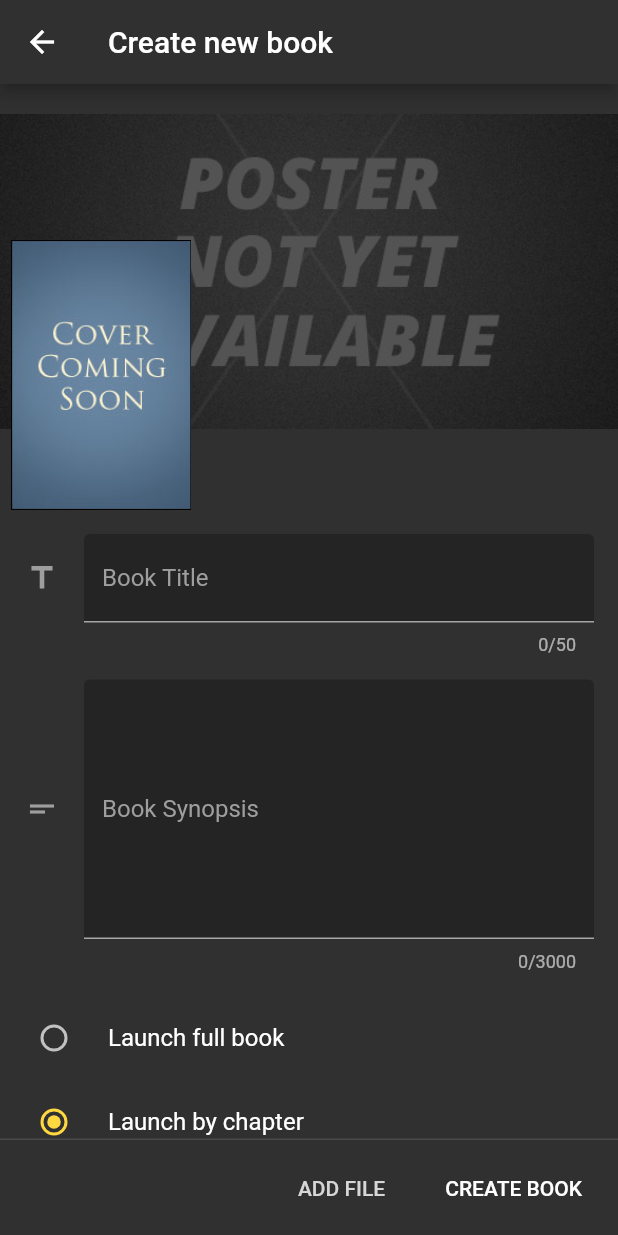
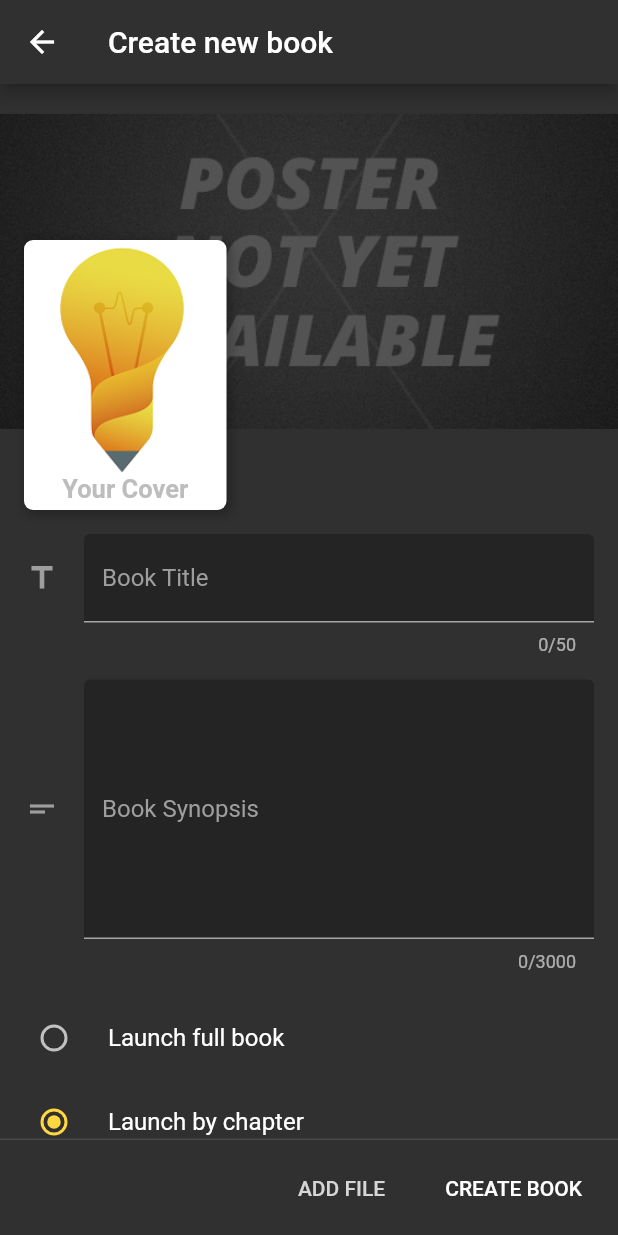
Before and after one commit to AndreHaueisen/Cronicalia_Flutter, a Flutter app: the CreateMyBookScreen screen opened directly, after a tap on "Launch by chapter", after a tap on "CREATE BOOK", on a phone screen of 412 x 824 dp. Run offline on Flutter 3.47's test engine with Material 2 defaults, Android fonts, the light colour scheme and no system bars; our stand-ins replace cloud_firestore, firebase_auth, firebase_core, firebase_storage, flushbar, flutter_native_image and 2 more; missing offline and left inert: documents_picker, flutter_facebook_login, flutter_flux, flutter_twitter_login, validate; accounts and stored records are empty; statements that could not run were skipped.

Commit message:
design changes; bug fixes

```diff
--- a/lib/my_books_screen/create_my_book_screen.dart
+++ b/lib/my_books_screen/create_my_book_screen.dart
@@ -44,7 +44,7 @@ class _CreateMyBookScreenState extends State<CreateMyBookScreen>
   @override
   void dispose() {
     _scrollController.dispose();
-    _filesWidgets?.forEach((BookFileWidget fileWidget){
+    _filesWidgets?.forEach((BookFileWidget fileWidget) {
       fileWidget.cleanUp();
     });
     super.dispose();
@@ -118,7 +118,7 @@ class _CreateMyBookScreenState extends State<CreateMyBookScreen>
             _book.publicationDate = DateTime.now().millisecondsSinceEpoch;
             _book.bookPosition = userStore.user.books.length;
 
-            if (_book.isLaunchedComplete) {
+            if (_book.isSingleFileBook) {
               _book.localFullBookUri = _filesWidgets[0].filePath;
               createCompleteBookAction(_book);
             } else {
@@ -243,7 +243,7 @@ class _CreateMyBookScreenState extends State<CreateMyBookScreen>
   }
 
   bool _validatePeriodicity() {
-    if (_book.isLaunchedComplete) return true;
+    if (_book.isSingleFileBook) return true;
 
     if ((_book.periodicity != null && _book.periodicity != ChapterPeriodicity.NONE)) {
       return true;
@@ -284,7 +284,7 @@ class _CreateMyBookScreenState extends State<CreateMyBookScreen>
   }
 
   bool _validateChapterTitles() {
-    if (_book.isLaunchedComplete) return true;
+    if (_book.isSingleFileBook) return true;
 
     for (int counter = 0; counter < _filesWidgets.length; counter++) {
       String title = _filesWidgets[counter].fileTitle;
@@ -322,27 +322,52 @@ class _CreateMyBookScreenState extends State<CreateMyBookScreen>
                 ),
         ),
         Padding(
-          padding: const EdgeInsets.only(top: 104.0),
+          padding: const EdgeInsets.only(top: 104.0, left: 16.0),
           child: Align(
             alignment: Alignment.centerLeft,
             child: GestureDetector(
                 onTap: () {
                   imageCache.clear();
-
                   _showImageOriginDialog(ImageType.COVER);
                 },
+                child: Container(
+                  width: Constants.BOOK_COVER_DEFAULT_WIDTH,
+                  height: Constants.BOOK_COVER_DEFAULT_HEIGHT,
+                  decoration: BoxDecoration(
+                    boxShadow: [
+                      BoxShadow(color: Colors.black26, offset: Offset(2.0, 2.0), blurRadius: 6.0, spreadRadius: 1.0)
+                    ],
+                    borderRadius: BorderRadius.circular(6.0),
+                    shape: BoxShape.rectangle,
+                  ),
+                  child: ClipRRect(
+                    borderRadius: BorderRadius.circular(6.0),
                     child: (_book.localCoverUri != null)
                         ? Image.file(
                             File(_book.localCoverUri),
-                      width: 135.0,
-                      height: 180.0,
+                            fit: BoxFit.fill,
                           )
-                  : Image.asset(
+                        : Stack(children: [
+                            Image.asset(
                               "images/cover_placeholder.png",
-                      width: 135.0,
-                      height: 180.0,
+                              fit: BoxFit.fill,
+                              width: Constants.BOOK_COVER_DEFAULT_WIDTH,
+                              height: Constants.BOOK_COVER_DEFAULT_HEIGHT,
+                            ),
+                            Align(
+                              alignment: Alignment.bottomCenter,
+                              child: Padding(
+                                padding: const EdgeInsets.only(bottom: 4.0),
+                                child: Text(
+                                  "Your Cover",
+                                  style: TextStyle(fontSize: 17.0, fontWeight: FontWeight.bold, color: Colors.grey[400]),
+                                  textAlign: TextAlign.center,
                                 ),
                               ),
+                            ),
+                          ]),
+                  ),
+                )),
           ),
         ),
       ],
@@ -484,11 +509,11 @@ class _CreateMyBookScreenState extends State<CreateMyBookScreen>
     return new RadioListTile<bool>(
       title: const Text('Launch full book'),
       value: true,
-      groupValue: _book.isLaunchedComplete,
+      groupValue: _book.isSingleFileBook,
       onChanged: (bool value) {
         setState(() {
           _filesWidgets.clear();
-          _book.isLaunchedComplete = value;
+          _book.isSingleFileBook = value;
           _book.isCurrentlyComplete = value;
         });
       },
@@ -499,11 +524,11 @@ class _CreateMyBookScreenState extends State<CreateMyBookScreen>
     return new RadioListTile<bool>(
       title: const Text('Launch by chapter'),
       value: false,
-      groupValue: _book.isLaunchedComplete,
+      groupValue: _book.isSingleFileBook,
       onChanged: (bool value) {
         setState(() {
           _filesWidgets.clear();
-          _book.isLaunchedComplete = value;
+          _book.isSingleFileBook = value;
           _book.isCurrentlyComplete = value;
           if (value == true) {
             _book.periodicity = ChapterPeriodicity.NONE;
@@ -516,14 +541,14 @@ class _CreateMyBookScreenState extends State<CreateMyBookScreen>
   Widget _buildPeriodicityDropdownButton() {
     return AnimatedCrossFade(
       duration: Duration(milliseconds: 800),
-      crossFadeState: _book.isLaunchedComplete ? CrossFadeState.showFirst : CrossFadeState.showSecond,
+      crossFadeState: _book.isSingleFileBook ? CrossFadeState.showFirst : CrossFadeState.showSecond,
       firstChild: Container(
         height: 0.0,
         width: 0.0,
       ),
       secondChild: AnimatedOpacity(
         duration: Duration(microseconds: 800),
-        opacity: _book.isLaunchedComplete ? 0.0 : 1.0,
+        opacity: _book.isSingleFileBook ? 0.0 : 1.0,
         curve: Curves.easeIn,
         child: Padding(
           padding: const EdgeInsets.only(bottom: 8.0),
@@ -626,15 +651,15 @@ class _CreateMyBookScreenState extends State<CreateMyBookScreen>
 
   Widget _buildResumePhrase() {
     String completionStatusSubstring =
-        _book.isLaunchedComplete ? "You are launching a complete book. " : "You are launching an incomplete book. ";
+        _book.isSingleFileBook ? "You are launching a complete book. " : "You are launching an incomplete book. ";
     String genreStatusSubstring =
         _book.genre == BookGenre.UNDEFINED ? "" : "It is a(n) ${Book.convertGenreToString(_book.genre).toLowerCase()}. ";
     String languageStatusSubstring = _book.language == BookLanguage.UNDEFINED
         ? ""
         : "It is written in ${Book.convertLanguageToString(_book.language).toLowerCase()}. ";
-    String chapterNumberSubstring = _book.isLaunchedComplete ? "" : "It has ${_filesWidgets.length} chapter(s). ";
+    String chapterNumberSubstring = _book.isSingleFileBook ? "" : "It has ${_filesWidgets.length} chapter(s). ";
     String periodicityStatusSubstring =
-        (_book.isLaunchedComplete || (!_book.isLaunchedComplete && _book.periodicity == ChapterPeriodicity.NONE))
+        (_book.isSingleFileBook || (!_book.isSingleFileBook && _book.periodicity == ChapterPeriodicity.NONE))
             ? ""
             : "You intend to launch a new chapter ${Book.convertPeriodicityToString(_book.periodicity).toLowerCase()}. ";
 
@@ -662,7 +687,7 @@ class _CreateMyBookScreenState extends State<CreateMyBookScreen>
           height: _filesWidgets.length <= 1
               ? (_filesWidgets.length + 0.4) * FILE_WIDGET_HEIGHT
               : (_filesWidgets.length) * FILE_WIDGET_HEIGHT,
-          child: _book.isLaunchedComplete
+          child: _book.isSingleFileBook
               ? Column(mainAxisSize: MainAxisSize.min, children: [
                   Padding(
                     padding: const EdgeInsets.only(top: 16.0, right: 16.0, left: 16.0),
@@ -697,13 +722,12 @@ class _CreateMyBookScreenState extends State<CreateMyBookScreen>
   }
 
   void _generateFileWidgets(List<String> filePaths) {
-
-    if (_book.isLaunchedComplete) {
+    if (_book.isSingleFileBook) {
       if (_filesWidgets.isNotEmpty) _filesWidgets.clear();
       _filesWidgets.add(
         BookFileWidget(
           key: Key(filePaths[0]),
-          isComplete: _book.isLaunchedComplete,
+          isComplete: _book.isSingleFileBook,
           isReorderable: false,
           filePath: filePaths[0],
           index: -1,
@@ -718,7 +742,7 @@ class _CreateMyBookScreenState extends State<CreateMyBookScreen>
         _filesWidgets.add(
           BookFileWidget(
             key: Key(filePath),
-            isComplete: _book.isLaunchedComplete,
+            isComplete: _book.isSingleFileBook,
             filePath: filePath,
             index: counter,
             bookFileWidgetCallback: this,
--- a/lib/utils/constants.dart
+++ b/lib/utils/constants.dart
@@ -103,6 +103,8 @@ class Constants{
   static const MAX_TITLE_LENGTH = 50;
   static const MAX_SYNOPSIS_LENGTH = 3000;
   static const MIN_SYNOPSIS_LENGTH = 100;
+  static const BOOK_COVER_DEFAULT_HEIGHT = 180.0;
+  static const BOOK_COVER_DEFAULT_WIDTH = 135.0;
 
   static const GOOGLE_ID_TOKEN = "idToken";
   static const GOOGLE_ACCESS_TOKEN = "accessToken";
```
Also changed, not shown: lib/backend/data_repository.dart (+8 -6 lines), lib/custom_widgets/my_book_widget.dart (+4 -4 lines), lib/flux/user_store.dart (+96 -28 lines), lib/models/book.dart (+13 -13 lines), lib/my_books_screen/edit_my_book_screen.dart (+133 -100 lines), lib/my_books_screen/my_book_image_picker.dart (+15 -15 lines), lib/my_books_screen/my_books_screen.dart (+12 -11 lines), lib/utils/custom_flushbar_helper.dart (+5 -5 lines), images/cover_placeholder.png, lib/login_screen/login_handler.dart (line endings or trailing spaces), lib/main.dart (line endings or trailing spaces), pubspec.lock. Lines whose indentation alone changed are shown as unchanged.
